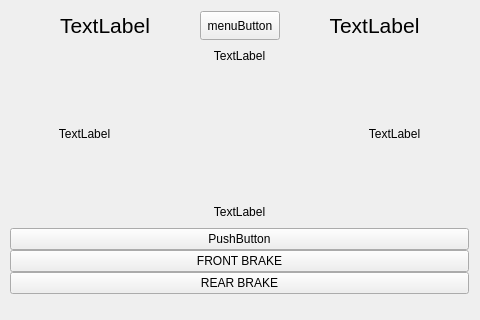
CountrySideEngineer/BicycleFrontPanel, file dev/src/BicycleFrontPanel/bicyclefrontmonitormainwindow.ui: the form before one commit.
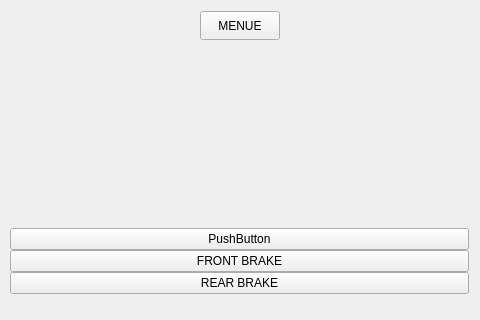
The form after the commit. Icons and pictures are not drawn.

Commit message: Update graphical user interface.

Diff of the .ui file:
```diff
--- a/dev/src/BicycleFrontPanel/bicyclefrontmonitormainwindow.ui
+++ b/dev/src/BicycleFrontPanel/bicyclefrontmonitormainwindow.ui
@@ -86,8 +86,11 @@
              <pointsize>16</pointsize>
             </font>
            </property>
+           <property name="styleSheet">
+            <string notr="true"/>
+           </property>
            <property name="text">
-            <string>TextLabel</string>
+            <string/>
            </property>
            <property name="alignment">
             <set>Qt::AlignCenter</set>
@@ -108,8 +111,11 @@
              <height>16777215</height>
             </size>
            </property>
+           <property name="styleSheet">
+            <string notr="true"/>
+           </property>
            <property name="text">
-            <string>menuButton</string>
+            <string>MENUE</string>
            </property>
           </widget>
          </item>
@@ -117,11 +123,18 @@
           <widget class="QLabel" name="timeLabel">
            <property name="font">
             <font>
+             <family>MS UI Gothic</family>
              <pointsize>16</pointsize>
+             <weight>50</weight>
+             <italic>false</italic>
+             <bold>false</bold>
             </font>
            </property>
+           <property name="styleSheet">
+            <string notr="true"/>
+           </property>
            <property name="text">
-            <string>TextLabel</string>
+            <string/>
            </property>
            <property name="alignment">
             <set>Qt::AlignCenter</set>
@@ -135,7 +148,7 @@
          <item>
           <widget class="QLabel" name="label_2">
            <property name="text">
-            <string>TextLabel</string>
+            <string/>
            </property>
            <property name="alignment">
             <set>Qt::AlignCenter</set>
@@ -165,7 +178,7 @@
               </size>
              </property>
              <property name="text">
-              <string>TextLabel</string>
+              <string/>
              </property>
              <property name="alignment">
               <set>Qt::AlignCenter</set>
@@ -314,7 +327,7 @@
               <string notr="true"/>
              </property>
              <property name="text">
-              <string>TextLabel</string>
+              <string/>
              </property>
              <property name="alignment">
               <set>Qt::AlignCenter</set>
@@ -326,7 +339,7 @@
          <item>
           <widget class="QLabel" name="label">
            <property name="text">
-            <string>TextLabel</string>
+            <string/>
            </property>
            <property name="alignment">
             <set>Qt::AlignCenter</set>
```
